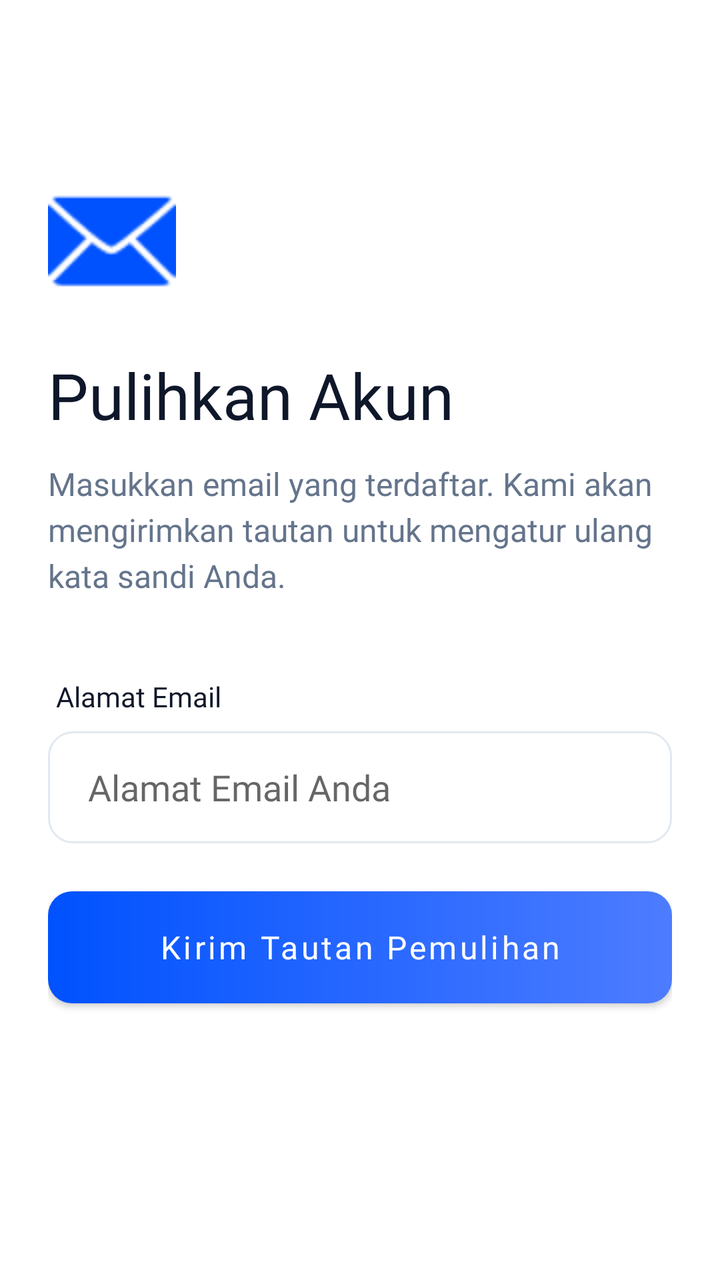
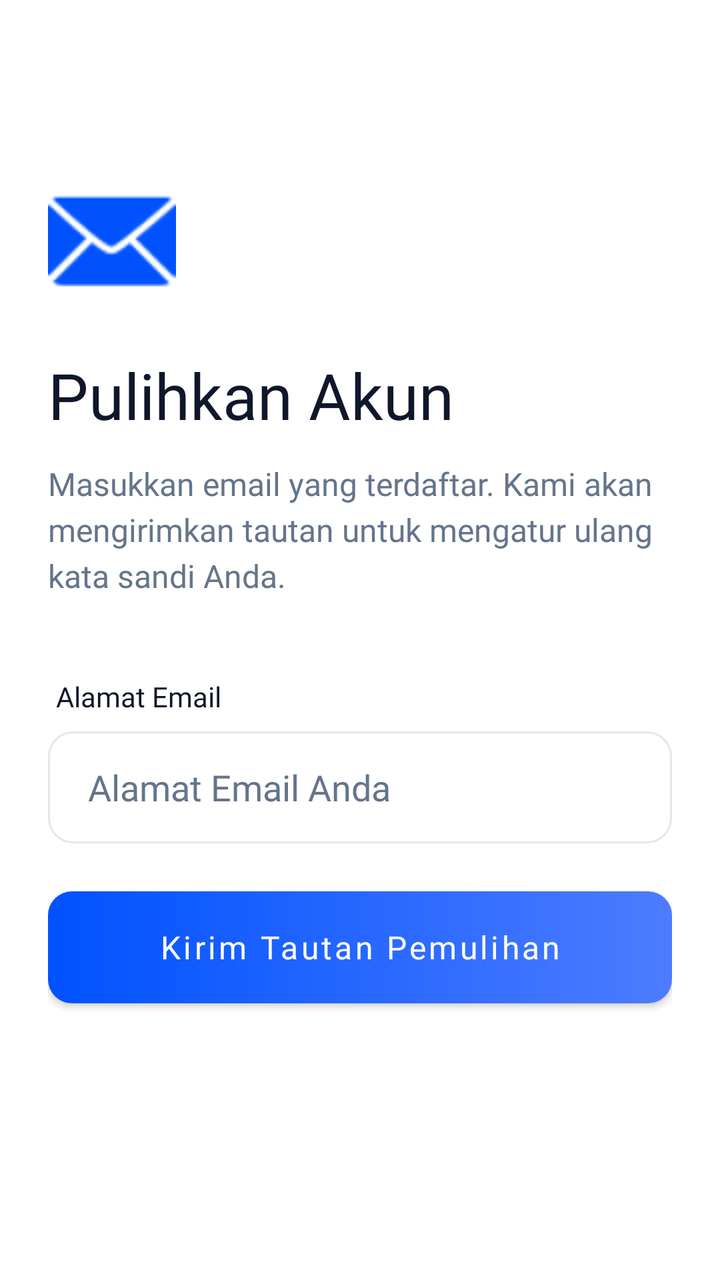

An Android layout rendered at two revisions. The XML below is the earlier revision; the diff shows what the commit changed to produce the second picture.
<!-- AndroidManifest.xml: application theme Theme.Examingrity -->
<!-- res/layout/activity_forgot_password.xml -->
<?xml version="1.0" encoding="utf-8"?>
<androidx.constraintlayout.widget.ConstraintLayout
    xmlns:android="http://schemas.android.com/apk/res/android"
    xmlns:app="http://schemas.android.com/apk/res-auto"
    android:layout_width="match_parent"
    android:layout_height="match_parent"
    android:background="@color/white"
    android:padding="24dp">

    <ImageView
        android:id="@+id/ivIcon"
        android:layout_width="64dp"
        android:layout_height="64dp"
        android:src="@android:drawable/ic_dialog_email"
        app:tint="@color/signature_blue"
        app:layout_constraintTop_toTopOf="parent"
        app:layout_constraintStart_toStartOf="parent"
        android:layout_marginTop="64dp"/>

    <TextView
        android:id="@+id/tvTitle"
        android:layout_width="match_parent"
        android:layout_height="wrap_content"
        android:text="Pulihkan Akun"
        android:textColor="@color/slate_900"
        android:textSize="32sp"
        android:fontFamily="@font/calistoga"
        android:layout_marginTop="24dp"
        app:layout_constraintTop_toBottomOf="@id/ivIcon" />

    <TextView
        android:id="@+id/tvSubtitle"
        android:layout_width="match_parent"
        android:layout_height="wrap_content"
        android:text="Masukkan email yang terdaftar. Kami akan mengirimkan tautan untuk mengatur ulang kata sandi Anda."
        android:textColor="@color/slate_600"
        android:textSize="16sp"
        android:lineSpacingExtra="4dp"
        android:fontFamily="@font/inter_regular"
        android:layout_marginTop="12dp"
        app:layout_constraintTop_toBottomOf="@id/tvTitle" />

    <TextView
        android:id="@+id/tvEmailLabel"
        android:layout_width="wrap_content"
        android:layout_height="wrap_content"
        android:text="Alamat Email"
        android:textColor="@color/slate_900"
        android:textSize="14sp"
        android:fontFamily="@font/inter_bold"
        android:layout_marginTop="40dp"
        android:layout_marginStart="4dp"
        app:layout_constraintTop_toBottomOf="@id/tvSubtitle"
        app:layout_constraintStart_toStartOf="parent" />

    <EditText
        android:id="@+id/etForgotEmail"
        android:layout_width="match_parent"
        android:layout_height="56dp"
        android:hint="Alamat Email Anda"
        android:background="@drawable/bg_input_field"
        android:paddingHorizontal="20dp"
        android:inputType="textEmailAddress"
        android:fontFamily="@font/inter_regular"
        android:layout_marginTop="8dp"
        app:layout_constraintTop_toBottomOf="@id/tvEmailLabel"
        app:layout_constraintStart_toStartOf="parent"/>

    <Button
        android:id="@+id/btnSendResetLink"
        android:layout_width="match_parent"
        android:layout_height="56dp"
        android:text="Kirim Tautan Pemulihan"
        android:background="@drawable/btn_primary_gradient"
        app:backgroundTint="@null"
        android:textAllCaps="false"
        android:textSize="16sp"
        android:fontFamily="@font/inter_bold"
        android:layout_marginTop="24dp"
        app:layout_constraintTop_toBottomOf="@id/etForgotEmail" />

</androidx.constraintlayout.widget.ConstraintLayout>
<!-- resources referenced by this layout -->
<resources>
  <color name="signature_blue">#0052FF</color>
  <color name="slate_600">#64748B</color>
  <color name="slate_900">#0F172A</color>
  <color name="white">#FFFFFF</color>
  <!-- drawable bg_input_field (drawable) -->
  <?xml version="1.0" encoding="utf-8"?>
  <selector xmlns:android="http://schemas.android.com/apk/res/android">
      <item android:state_focused="true">
          <shape android:shape="rectangle">
              <corners android:radius="12dp" />
              <solid android:color="@color/white" />
              <stroke android:width="2dp" android:color="@color/signature_blue" />
          </shape>
      </item>
      <item>
          <shape android:shape="rectangle">
              <corners android:radius="12dp" />
              <solid android:color="@color/white" />
              <stroke android:width="1dp" android:color="@color/slate_200" />
          </shape>
      </item>
  </selector>
  <!-- drawable btn_primary_gradient (drawable) -->
  <?xml version="1.0" encoding="utf-8"?>
  <shape xmlns:android="http://schemas.android.com/apk/res/android" android:shape="rectangle">
      <corners android:radius="12dp" />
      <gradient
          android:angle="0"
          android:startColor="@color/signature_blue"
          android:endColor="@color/signature_blue_light"
          android:type="linear" />
  </shape>
  <style name="Theme.Examingrity" parent="Theme.MaterialComponents.DayNight.NoActionBar">
          <item name="colorPrimary">@color/signature_blue</item>
          <item name="colorPrimaryVariant">@color/signature_blue</item>
          <item name="colorOnPrimary">@color/white</item>
  
          <item name="colorSecondary">@color/signature_blue</item>
          <item name="colorSecondaryVariant">@color/signature_blue_light</item>
          <item name="colorOnSecondary">@color/black</item>
  
          <item name="android:statusBarColor">@color/white</item>
          <item name="android:windowLightStatusBar">true</item>
      </style>
  <color name="slate_200">#E2E8F0</color>
  <color name="signature_blue_light">#4D7CFF</color>
  <color name="black">#000000</color>
</resources>

<!-- the commit's change to res/layout/activity_forgot_password.xml (unified diff, before → after) -->
@@ -63,6 +63,9 @@
         android:inputType="textEmailAddress"
         android:fontFamily="@font/inter_regular"
         android:layout_marginTop="8dp"
+
+        android:textColor="@color/slate_900" android:textColorHint="@color/slate_600"
+
         app:layout_constraintTop_toBottomOf="@id/tvEmailLabel"
         app:layout_constraintStart_toStartOf="parent"/>
 
